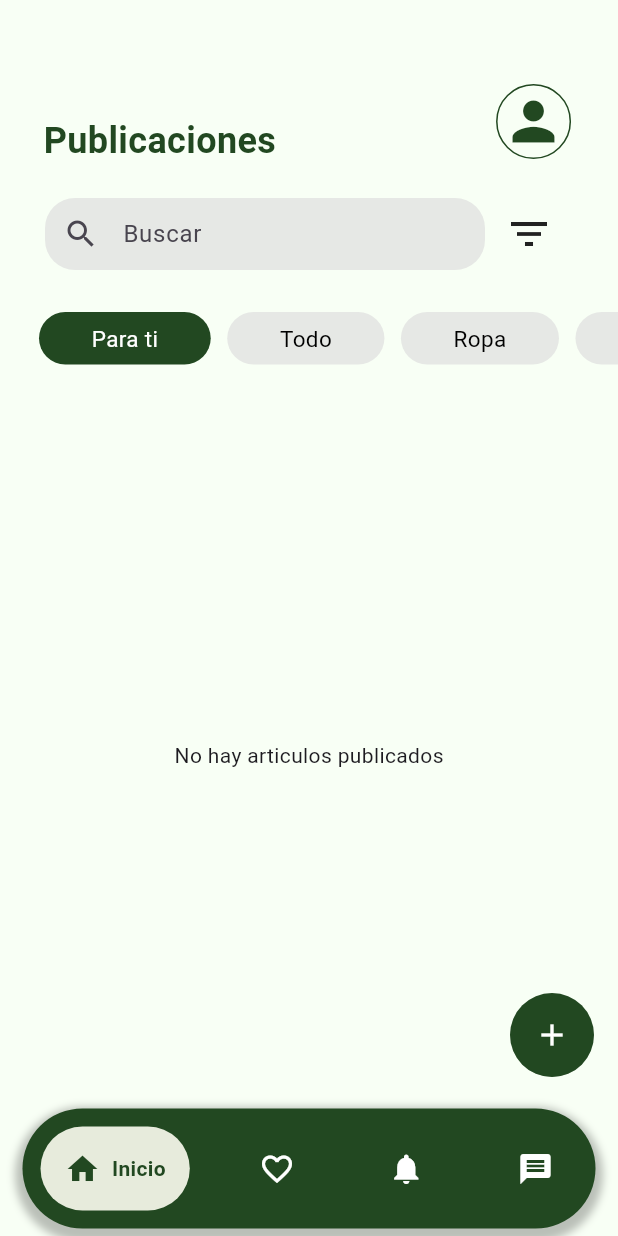
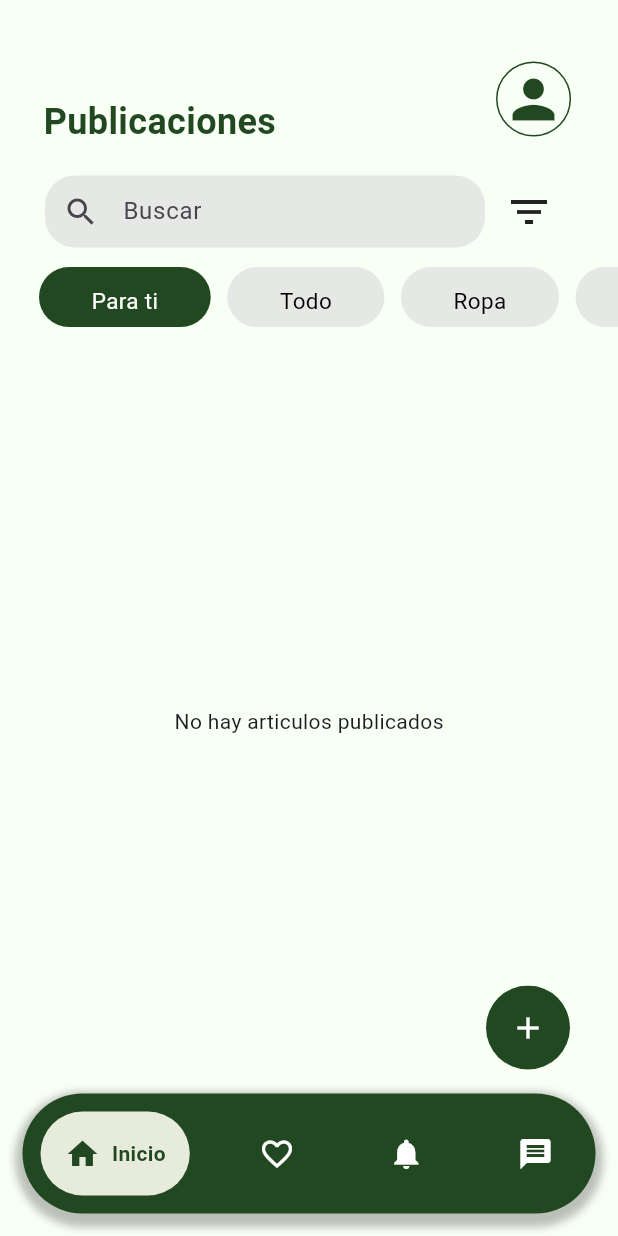
Before and after one commit to criistiiaan/TRADEUTP, a Flutter app: the MainPage screen opened directly, on a phone screen of 412 x 824 dp. Run offline on Flutter 3.47's test engine with Material 3 defaults, Android fonts, the phone set to English and light mode, and no system bars; drawn by our look-alikes of google_nav_bar; our stand-ins replace fluttertoast, image_picker, sqflite; accounts and stored records are empty.

Commit message:
cambios que pidieron

```diff
--- a/lib/main.dart
+++ b/lib/main.dart
@@ -126,7 +126,7 @@ class CustomBottomNavBar extends StatelessWidget {
     var appState = context.read<MyAppState>();
 
     return Padding(
-      padding: const EdgeInsets.symmetric(horizontal: 15.0, vertical: 5),
+  padding: const EdgeInsets.only(left: 15.0, right: 15.0, bottom: 15.0),
   child: Container(
     decoration: BoxDecoration(
       color: colormainColor, // Fondo del Container
@@ -162,5 +162,6 @@ class CustomBottomNavBar extends StatelessWidget {
     ),
   ),
 );
+
   }
 }
--- a/lib/screen/favorite_page.dart
+++ b/lib/screen/favorite_page.dart
@@ -15,13 +15,13 @@ class _FavoritePageState extends State<FavoritePage> {
     return Scaffold(
       body: Column(children: [
         Container(
-          margin: const EdgeInsets.only(left: 29, right: 20, top: 30),
+          margin: const EdgeInsets.only(left: 29, right: 20, top: 15),
           child: Row(
             children: [
               Expanded(
                 flex: 8,
                 child: Container(
-                  margin: const EdgeInsets.only(top: 26),
+                  margin: const EdgeInsets.only(top: 30),
                   child: Text(
                     "Favoritos",
                     style: TextStyle(
--- a/lib/screen/home_page.dart
+++ b/lib/screen/home_page.dart
@@ -63,14 +63,14 @@ class _HomePageState extends State<HomePage> {
 
         body: Column(children: [
           Container(
-            margin: const EdgeInsets.only(left:29, right:20, top: 30),
+            margin: const EdgeInsets.only(left:29, right:20, top: 15),
             child: Row(
             children: [
               Expanded(
                 flex: 8,
                 child:
               Container(
-                margin: const EdgeInsets.only( top: 26 ),
+                margin: const EdgeInsets.only( top: 30 ),
                 child: Text("Publicaciones", style:TextStyle(fontSize: 24, color: colormainColor, fontWeight: FontWeight.bold),
                 ),
               ),),
@@ -130,7 +130,7 @@ class _HomePageState extends State<HomePage> {
                  ],
         ),),
         Container(
-          margin: EdgeInsets.only(top: 5), // Aquí agregamos un margen superior de 20
+          margin: EdgeInsets.only(top: 8), // Aquí agregamos un margen superior de 20
           child: SingleChildScrollView(
             scrollDirection: Axis.horizontal,
             child: Row(
@@ -144,9 +144,9 @@ class _HomePageState extends State<HomePage> {
                     });
                   },
                   child: Container (
-                  padding: EdgeInsets.only(left:10,top:23,right:1, bottom:10 ),
+                  padding: EdgeInsets.only(left:10,top:5,right:1, bottom:10 ),
                   child: Container(
-                    padding:EdgeInsets.only(left:31,top:3,bottom:3, right:31 ),
+                    padding:EdgeInsets.only(left:31,top:8,bottom:3, right:31 ),
                     decoration: BoxDecoration(
                       color: whatActiveFilter == text ? colormainColor : colorfaintColorBackground, // Color de fondo del container
                       border: Border.all(
@@ -165,7 +165,7 @@ class _HomePageState extends State<HomePage> {
             ),
           ),
         ),
-        SizedBox(height: 20), // Añadimos una separación de 20 entre el filtro y los contenedores
+        SizedBox(height: 5), // Añadimos una separación entre el filtro y los contenedores
         Expanded(
           child: RefreshIndicator(onRefresh: _refreshItems,
             child: FutureBuilder<List<Map<String, dynamic>>>(
--- a/lib/screen/notification_page.dart
+++ b/lib/screen/notification_page.dart
@@ -14,13 +14,13 @@ class _NotificationPageState extends State<NotificationPage> {
     return Scaffold(
       body: Column(children: [
         Container(
-          margin: const EdgeInsets.only(left: 29, right: 20, top: 30),
+          margin: const EdgeInsets.only(left: 29, right: 20, top: 15),
           child: Row(
             children: [
               Expanded(
                 flex: 8,
                 child: Container(
-                  margin: const EdgeInsets.only(top: 26),
+                  margin: const EdgeInsets.only(top: 30),
                   child: Text(
                     "Notificaciones",
                     style: TextStyle(
--- a/lib/widget/floatingActionButtonRoute.dart
+++ b/lib/widget/floatingActionButtonRoute.dart
@@ -12,22 +12,26 @@ class FloatingActionButtonRoute extends StatefulWidget {
 }
 
 class _FloatingActionButtonRouteState extends State<FloatingActionButtonRoute> {
-
   @override
   Widget build(BuildContext context) {
-    return  ClipRRect(
-          borderRadius:BorderRadius.circular(200),
-          child:FloatingActionButton(
-          onPressed: (){
+    return Align(
+      alignment: Alignment.bottomRight, // Alineación en la esquina inferior derecha
+      child: Padding(
+        padding: const EdgeInsets.only(bottom: 0.0, right: 16.0), // Ajusta los valores para la posición deseada
+        child: ClipRRect(
+          borderRadius: BorderRadius.circular(200),
+          child: FloatingActionButton(
+            onPressed: () {
               Navigator.push(
                 context,
                 MaterialPageRoute(builder: (context) => NewItemPage()),
               );
             },
             backgroundColor: colormainColor,
-
-          child: const Icon(Icons.add, color:Colors.white, ),
-
-        ),);
+            child: const Icon(Icons.add, color: Colors.white),
+          ),
+        ),
+      ),
+    );
   }
 }
```
Also changed, not shown: lib/screen/messages/messages_page.dart (+8 -4 lines). Lines whose indentation alone changed are shown as unchanged.
